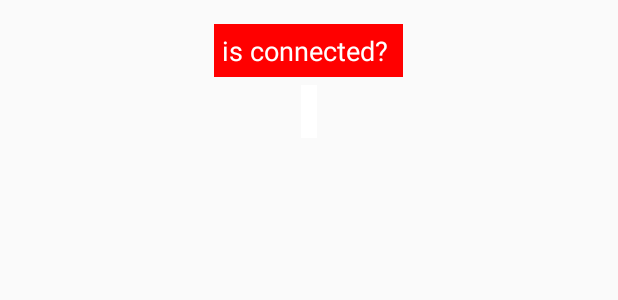
After one commit to RoxanPopescu/GitProjectSteps, an Android app: the layout connect_http_url_connection_activity.xml on its own in the app's theme, with its tools: preview values and no code run, on a phone screen of 412 x 824 dp. The commit adds this screen. Shown: the top 300 px of the screen. Run offline under Robolectric (Android 15) with nearby library versions, the phone set to English and light mode, and no system bars; network calls fail.

Commit message:
Function 2 : how to send HTTP GET request to a rest service that returns data in JSON format & how to parse received JSON data.

```diff
--- a/app/src/main/AndroidManifest.xml
+++ b/app/src/main/AndroidManifest.xml
@@ -14,12 +14,17 @@
         android:supportsRtl="true"
         android:theme="@style/AppTheme">
         <activity android:name=".SendPostJsonToServerMainActivity">
+
+        </activity>
+
+        <activity android:name=".ConnectHttpUrlConnectionActivity">
             <intent-filter>
                 <action android:name="android.intent.action.MAIN" />
 
                 <category android:name="android.intent.category.LAUNCHER" />
             </intent-filter>
         </activity>
+
     </application>
 
 </manifest>
--- a/app/src/main/java/ro/demo/castles/gitprojectsteps/SendPostJsonToServerMainActivity.java
+++ b/app/src/main/java/ro/demo/castles/gitprojectsteps/SendPostJsonToServerMainActivity.java
@@ -46,7 +46,7 @@ public class SendPostJsonToServerMainActivity extends AppCompatActivity {
     @Override
     protected void onCreate(Bundle savedInstanceState) {
         super.onCreate(savedInstanceState);
-        setContentView(R.layout.activity_main);
+        setContentView(R.layout.send_post_json_to_server_activity);
 
         tvIsConnected = findViewById(R.id.tvIsConnected);
         etName   = findViewById(R.id.etName);
--- /dev/null
+++ b/app/src/main/res/layout/connect_http_url_connection_activity.xml
@@ -0,0 +1,37 @@
+<?xml version="1.0" encoding="utf-8"?>
+<LinearLayout xmlns:android="http://schemas.android.com/apk/res/android"
+    android:layout_width="match_parent"
+    android:layout_height="match_parent"
+    xmlns:tools="http://schemas.android.com/tools"
+    android:paddingBottom="@dimen/activity_vertical_margin"
+    android:paddingLeft="@dimen/activity_horizontal_margin"
+    android:paddingRight="@dimen/activity_horizontal_margin"
+    android:paddingTop="@dimen/activity_vertical_margin"
+    android:orientation="vertical"
+    tools:context=".ConnectHttpUrlConnectionActivity">
+
+    <TextView
+        android:id="@+id/txvIsConnected"
+        android:layout_width="wrap_content"
+        android:layout_height="wrap_content"
+        android:layout_gravity="center"
+        android:background="#FF0000"
+        android:textColor="#FFF"
+        android:textSize="18dp"
+        android:padding="5dp"
+        android:layout_marginBottom="5dp"
+        android:text="is connected? " />
+
+    <TextView
+        android:id="@+id/txvResult"
+        android:layout_width="wrap_content"
+        android:layout_height="wrap_content"
+        android:layout_gravity="center"
+        android:background="#ffffff"
+        android:textColor="#000"
+        android:textSize="18dp"
+        android:padding="5dp"
+        android:layout_marginBottom="5dp"
+        android:text="" />
+
+</LinearLayout>
```
Also changed, not shown: app/src/main/java/ro/demo/castles/gitprojectsteps/ConnectHttpUrlConnectionActivity.java (added, +117 -0 lines), app/src/main/java/ro/demo/castles/gitprojectsteps/MainActivity.java (deleted, +0 -19 lines), app/src/main/res/layout/send_post_json_to_server_activity.xml (renamed from app/src/main/res/layout/activity_main.xml).
